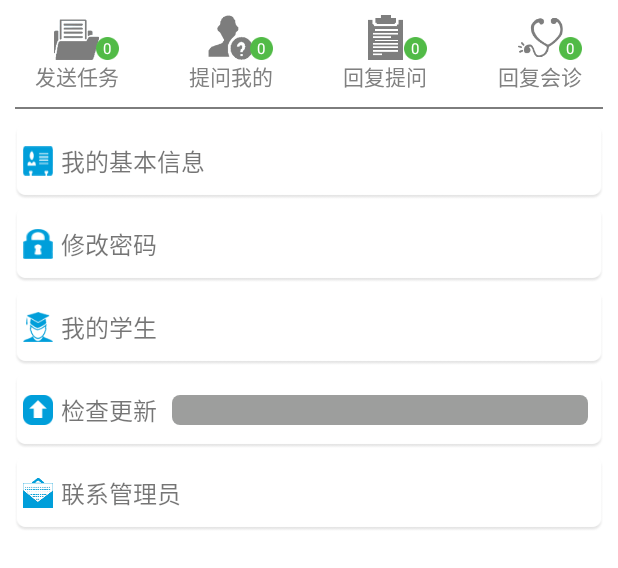
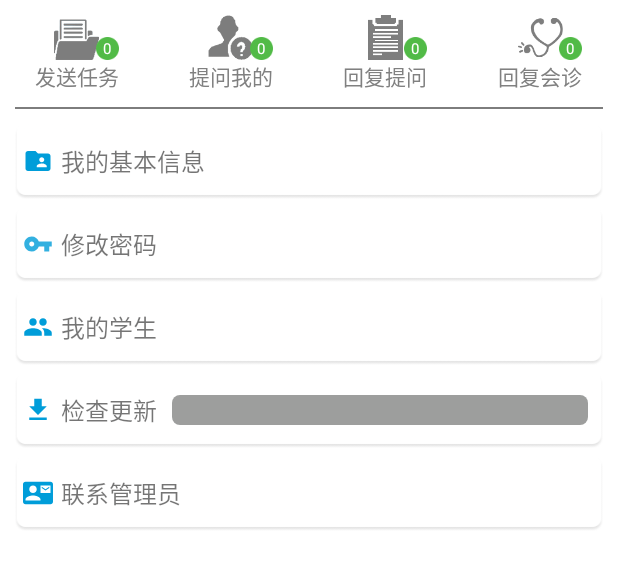
Before and after one commit to tequiero777/SlidingMenuTeachingClient, an Android app: the layout userinfo_mentor_layout.xml on its own in the app's theme, with its tools: preview values and no code run, on a phone screen of 412 x 824 dp. Shown: the top 568 px of the screen. Run offline under Robolectric (Android 15) with nearby library versions, the phone set to English and light mode, and no system bars.

Commit message:
页面搭建完成

```diff
--- a/app/src/main/java/com/tianjian/slidingmenuteachingclient/view/CustomerProgress.java
+++ b/app/src/main/java/com/tianjian/slidingmenuteachingclient/view/CustomerProgress.java
@@ -61,7 +61,7 @@ public class CustomerProgress extends Dialog{
 	private void  init(){
 		View  view  = LayoutInflater.from(getContext()).inflate(R.layout.custom_progress, null);
 		progressWheel = (ProgressWheel) view.findViewById(R.id.customer_progressBar);
-		this.setCancelable(false);
+		this.setCancelable(true);
 		timer = new Timer();
 		timer.schedule(new TimerTask() {
 			@Override
--- /dev/null
+++ b/app/src/main/res/drawable/ic_contact_mail_blue.xml
@@ -0,0 +1,4 @@
+<vector android:height="26dp" android:viewportHeight="24.0"
+    android:viewportWidth="24.0" android:width="26dp" xmlns:android="http://schemas.android.com/apk/res/android">
+    <path android:fillColor="#009dd9" android:pathData="M21,8V7l-3,2 -3,-2v1l3,2 3,-2zm1,-5H2C0.9,3 0,3.9 0,5v14c0,1.1 0.9,2 2,2h20c1.1,0 1.99,-0.9 1.99,-2L24,5c0,-1.1 -0.9,-2 -2,-2zM8,6c1.66,0 3,1.34 3,3s-1.34,3 -3,3 -3,-1.34 -3,-3 1.34,-3 3,-3zm6,12H2v-1c0,-2 4,-3.1 6,-3.1s6,1.1 6,3.1v1zm8,-6h-8V6h8v6z"/>
+</vector>
--- /dev/null
+++ b/app/src/main/res/drawable/ic_folder_shared_blue.xml
@@ -0,0 +1,4 @@
+<vector android:height="26dp" android:viewportHeight="24.0"
+    android:viewportWidth="24.0" android:width="26dp" xmlns:android="http://schemas.android.com/apk/res/android">
+    <path android:fillColor="#009dd9" android:pathData="M20,6h-8l-2,-2L4,4c-1.1,0 -1.99,0.9 -1.99,2L2,18c0,1.1 0.9,2 2,2h16c1.1,0 2,-0.9 2,-2L22,8c0,-1.1 -0.9,-2 -2,-2zM15,9c1.1,0 2,0.9 2,2s-0.9,2 -2,2 -2,-0.9 -2,-2 0.9,-2 2,-2zM19,17h-8v-1c0,-1.33 2.67,-2 4,-2s4,0.67 4,2v1z"/>
+</vector>
--- /dev/null
+++ b/app/src/main/res/drawable/ic_get_app_blue.xml
@@ -0,0 +1,4 @@
+<vector android:height="26dp" android:viewportHeight="24.0"
+    android:viewportWidth="24.0" android:width="26dp" xmlns:android="http://schemas.android.com/apk/res/android">
+    <path android:fillColor="#009dd9" android:pathData="M19,9h-4V3H9v6H5l7,7 7,-7zM5,18v2h14v-2H5z"/>
+</vector>
--- /dev/null
+++ b/app/src/main/res/drawable/ic_people_blue.xml
@@ -0,0 +1,4 @@
+<vector android:height="26dp" android:viewportHeight="24.0"
+    android:viewportWidth="24.0" android:width="26dp" xmlns:android="http://schemas.android.com/apk/res/android">
+    <path android:fillColor="#009dd9" android:pathData="M16,11c1.66,0 2.99,-1.34 2.99,-3S17.66,5 16,5c-1.66,0 -3,1.34 -3,3s1.34,3 3,3zM8,11c1.66,0 2.99,-1.34 2.99,-3S9.66,5 8,5C6.34,5 5,6.34 5,8s1.34,3 3,3zM8,13c-2.33,0 -7,1.17 -7,3.5L1,19h14v-2.5c0,-2.33 -4.67,-3.5 -7,-3.5zM16,13c-0.29,0 -0.62,0.02 -0.97,0.05 1.16,0.84 1.97,1.97 1.97,3.45L17,19h6v-2.5c0,-2.33 -4.67,-3.5 -7,-3.5z"/>
+</vector>
--- /dev/null
+++ b/app/src/main/res/drawable/ic_school_blue.xml
@@ -0,0 +1,4 @@
+<vector android:height="26dp" android:viewportHeight="24.0"
+    android:viewportWidth="24.0" android:width="26dp" xmlns:android="http://schemas.android.com/apk/res/android">
+    <path android:fillColor="#009dd9" android:pathData="M5,13.18v4L12,21l7,-3.82v-4L12,17l-7,-3.82zM12,3L1,9l11,6 9,-4.91V17h2V9L12,3z"/>
+</vector>
--- /dev/null
+++ b/app/src/main/res/drawable/ic_vpn_key_blue.xml
@@ -0,0 +1,5 @@
+<vector android:alpha="0.80" android:height="26dp"
+    android:viewportHeight="24.0" android:viewportWidth="24.0"
+    android:width="26dp" xmlns:android="http://schemas.android.com/apk/res/android">
+    <path android:fillColor="#009dd9" android:pathData="M12.65,10C11.83,7.67 9.61,6 7,6c-3.31,0 -6,2.69 -6,6s2.69,6 6,6c2.61,0 4.83,-1.67 5.65,-4H17v4h4v-4h2v-4H12.65zM7,14c-1.1,0 -2,-0.9 -2,-2s0.9,-2 2,-2 2,0.9 2,2 -0.9,2 -2,2z"/>
+</vector>
--- a/app/src/main/res/layout/userinfo_mentor_layout.xml
+++ b/app/src/main/res/layout/userinfo_mentor_layout.xml
@@ -188,7 +188,7 @@
 					        android:layout_marginLeft="5dp"
 					        android:layout_alignParentLeft="true"
 					        android:layout_centerVertical="true"
-					        android:background="@drawable/myinfo_image"/>
+					        android:background="@drawable/ic_folder_shared_blue"/>
 
 				        <TextView
 					        android:id="@+id/myinfo_text"
@@ -220,7 +220,7 @@
 					        android:layout_marginLeft="5dp"
 					        android:layout_alignParentLeft="true"
 					        android:layout_centerVertical="true"
-					        android:background="@drawable/changepwd_image"/>
+					        android:background="@drawable/ic_vpn_key_blue"/>
 
 				        <TextView
 					        android:id="@+id/changePwd_text"
@@ -252,7 +252,7 @@
 					        android:layout_marginLeft="5dp"
 					        android:layout_alignParentLeft="true"
 					        android:layout_centerVertical="true"
-					        android:background="@drawable/mystudent_image"/>
+					        android:background="@drawable/ic_people_blue"/>
 
 				        <TextView
 					        android:layout_width="match_parent"
@@ -283,7 +283,7 @@
 					        android:layout_marginLeft="5dp"
 					        android:layout_alignParentLeft="true"
 					        android:layout_centerVertical="true"
-					        android:background="@drawable/checkupdate_image"/>
+					        android:background="@drawable/ic_get_app_blue"/>
 
 				        <TextView
 				            android:id="@+id/update_text"
@@ -326,7 +326,7 @@
 					        android:layout_marginLeft="5dp"
 					        android:layout_alignParentLeft="true"
 					        android:layout_centerVertical="true"
-					        android:background="@drawable/contactadmin_icon"/>
+					        android:background="@drawable/ic_contact_mail_blue"/>
 
 				        <TextView
 					        android:id="@+id/contactadmin_text"
```
Also changed, not shown: app/src/main/res/drawable/ic_fingerprint_blue.xml (added, +4 -0 lines), app/src/main/res/layout/custom_progress.xml (+6 -6 lines), app/src/main/res/layout/userinfo_student_layout.xml (+5 -5 lines), 5 other files.
